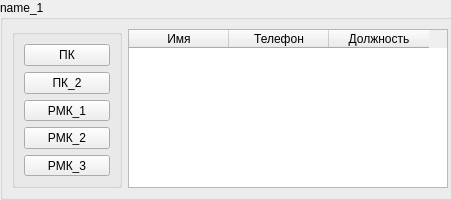
Bigmagyshka/Quick-AD-Access, file Containers/card.ui: the form before one commit.
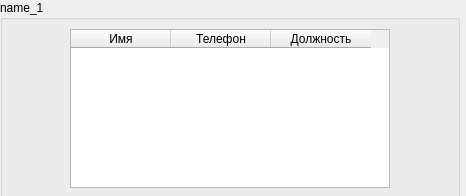
The form after the commit. Custom widgets are drawn as their Qt base class.

The edit to the form file:
```diff
--- a/Containers/card.ui
+++ b/Containers/card.ui
@@ -6,8 +6,8 @@
    <rect>
     <x>0</x>
     <y>0</y>
-    <width>451</width>
-    <height>200</height>
+    <width>466</width>
+    <height>196</height>
    </rect>
   </property>
   <property name="windowTitle">
@@ -39,51 +39,7 @@
    </property>
    <layout class="QHBoxLayout" name="horizontalLayout_18">
     <item>
-     <widget class="QGroupBox" name="button_box_1">
-      <property name="enabled">
-       <bool>true</bool>
-      </property>
-      <property name="title">
-       <string/>
-      </property>
-      <layout class="QVBoxLayout" name="verticalLayout_15">
-       <item>
-        <widget class="my_button" name="button_1">
-         <property name="text">
-          <string>ПК</string>
-         </property>
-        </widget>
-       </item>
-       <item>
-        <widget class="my_button" name="button_2">
-         <property name="text">
-          <string>ПК_2</string>
-         </property>
-        </widget>
-       </item>
-       <item>
-        <widget class="my_button" name="button_3">
-         <property name="text">
-          <string>РМК_1</string>
-         </property>
-        </widget>
-       </item>
-       <item>
-        <widget class="my_button" name="button_4">
-         <property name="text">
-          <string>РМК_2</string>
-         </property>
-        </widget>
-       </item>
-       <item>
-        <widget class="my_button" name="button_5">
-         <property name="text">
-          <string>РМК_3</string>
-         </property>
-        </widget>
-       </item>
-      </layout>
-     </widget>
+     <layout class="QVBoxLayout" name="button_box"/>
     </item>
     <item>
      <widget class="QTableWidget" name="table_card_1">
@@ -125,13 +81,6 @@
    </layout>
   </widget>
  </widget>
- <customwidgets>
-  <customwidget>
-   <class>my_button</class>
-   <extends>QPushButton</extends>
-   <header>Containers\card.h</header>
-  </customwidget>
- </customwidgets>
  <resources/>
  <connections/>
 </ui>
```
